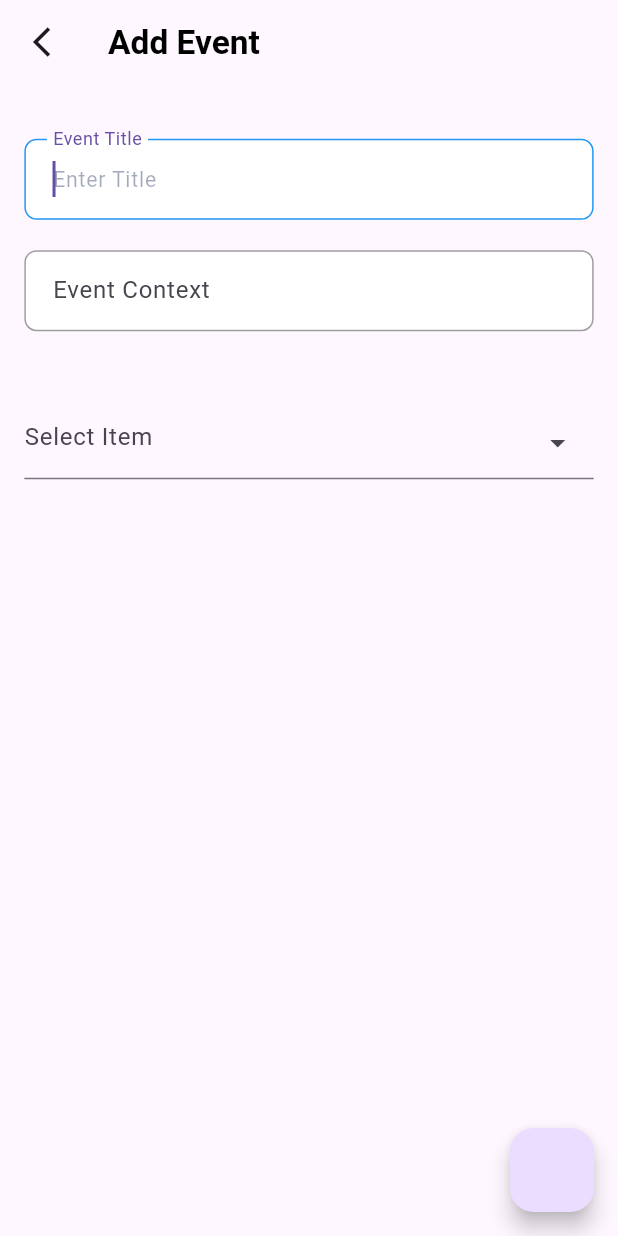
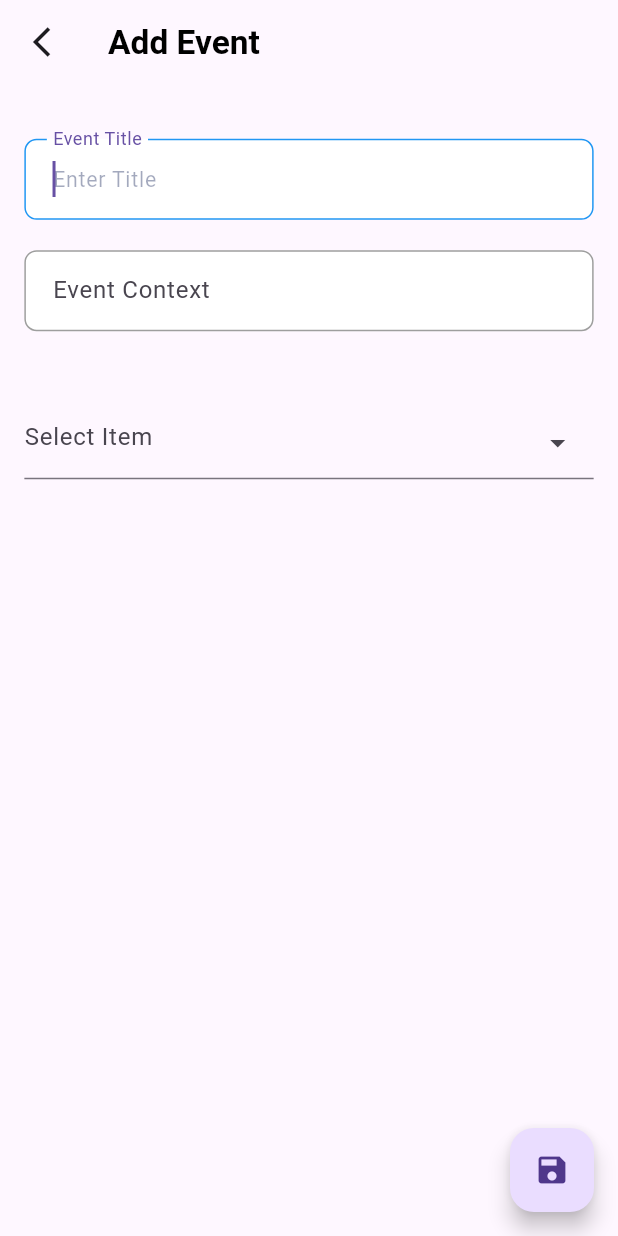
Before and after one commit to Abdelazizelsayed97/todo_app_repo, a Flutter app: the screen it shows after launch, scrolled down 132 dp, after a tap on the "add" icon, on a phone screen of 412 x 824 dp. Run offline on Flutter 3.47's test engine with Material 3 defaults, Android fonts, the phone set to English and light mode, and no system bars; drawn by our look-alikes of dropdown_textfield; our stand-ins replace bloc, cloud_firestore, equatable, firebase_core, flutter_bloc, flutter_screenutil and 2 more; accounts and stored records are empty; Roboto replaces fonts that are missing (Somar Sans).

Commit message:
- finished delete and edit. - last commit in app .

```diff
--- a/lib/features/tusk/ui/pages/add_event_page.dart
+++ b/lib/features/tusk/ui/pages/add_event_page.dart
@@ -47,6 +47,7 @@ class _AddEventPageState extends State<AddEventPage> {
       },
       child: Scaffold(
         floatingActionButton: FloatingActionButton(
+          child: Icon(widget.pageTitle == 'Add Event'? Icons.save: Icons.edit),
           onPressed: () {
             if (widget.pageTitle == 'Add Event') {
               _addTusk();
--- a/lib/features/tusk/ui/pages/tab_bar_pages/all_page.dart
+++ b/lib/features/tusk/ui/pages/tab_bar_pages/all_page.dart
@@ -1,5 +1,6 @@
 import 'package:flutter/material.dart';
 import 'package:flutter_bloc/flutter_bloc.dart';
+import 'package:second_task_todo_listapp/features/tusk/ui/pages/tusks_page.dart';
 import 'package:second_task_todo_listapp/features/tusk/ui/tusks_cubit.dart';
 import 'package:second_task_todo_listapp/features/tusk/ui/widgets/dismethable_widget.dart';
 import 'package:second_task_todo_listapp/features/tusk/ui/widgets/event_card_body.dart';
@@ -18,6 +19,10 @@ class AllTasksPage extends StatefulWidget {
 class _AllTasksPageState extends State<AllTasksPage> {
   @override
   Widget build(BuildContext context) {
+    return ListView.builder(
+      itemCount: widget.data?.length ?? 0,
+      shrinkWrap: true,
+      itemBuilder: (context, index) {
         return BlocListener<TusksCubit, TusksState>(
           listener: (context, state) {
             if (state is DeleteSuccess) {
@@ -26,16 +31,15 @@ class _AllTasksPageState extends State<AllTasksPage> {
                   content: Text('deleted'),
                 ),
               );
+              Navigator.pushReplacement(context,
+                  MaterialPageRoute(builder: (context) => const TusksPage()));
             }
           },
-      child: ListView.builder(
-        itemCount: widget.data?.length ?? 0,
-        shrinkWrap: true,
-        itemBuilder: (context, index) {
-          return DismissibleListItem(
+          child: DismissibleListItem(
             onDelete: () {
               setState(() {
-                context.read<TusksCubit>().deleteEvent(widget.data?[index].id);
+                context.read<TusksCubit>().deleteEvent(
+                    widget.data?[index].id);
               });
               setState(() {});
             },
@@ -43,11 +47,12 @@ class _AllTasksPageState extends State<AllTasksPage> {
               title: widget.data?[index].title ?? "",
               eventContext: widget.data?[index].title ?? "",
               status: widget.data?[index].title ?? "",
-              date: widget.data?[index].title ?? '', id: widget.data?[index].id??'',
+              date: widget.data?[index].title ?? '',
+              id: widget.data?[index].id ?? '',
+            ),
           ),
         );
       },
-      ),
     );
   }
 }
```
Lines whose indentation alone changed are shown as unchanged.
